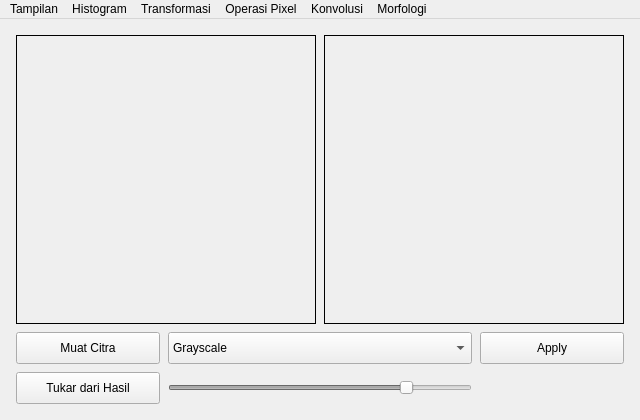
Above: gui.ui from sglkc/pengolahan-citra-digital before the change. Below: the same form after it.
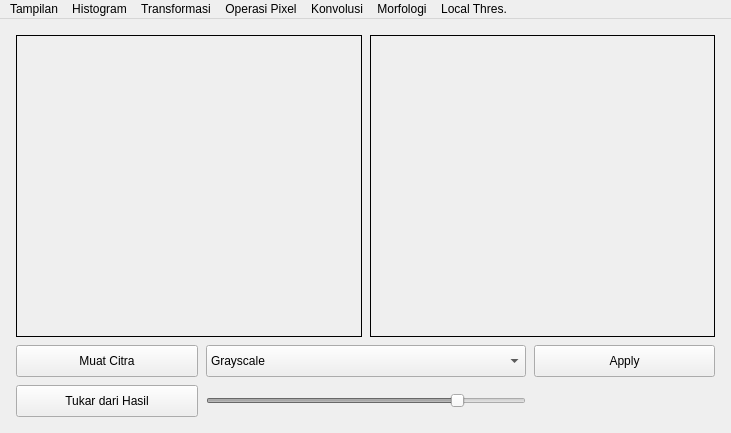
That is the form after the change.

Commit message: feat(H1_H3): selesai H1 local thres

```diff
--- a/gui.ui
+++ b/gui.ui
@@ -7,8 +7,8 @@
    <rect>
     <x>0</x>
     <y>0</y>
-    <width>640</width>
-    <height>420</height>
+    <width>731</width>
+    <height>433</height>
    </rect>
   </property>
   <property name="windowTitle">
@@ -135,7 +135,7 @@
       <item row="0" column="0">
        <widget class="QPushButton" name="loadButton">
         <property name="sizePolicy">
-         <sizepolicy hsizetype="Maximum" vsizetype="Preferred">
+         <sizepolicy hsizetype="Expanding" vsizetype="Preferred">
           <horstretch>1</horstretch>
           <verstretch>0</verstretch>
          </sizepolicy>
@@ -146,6 +146,12 @@
           <height>32</height>
          </size>
         </property>
+        <property name="maximumSize">
+         <size>
+          <width>256</width>
+          <height>16777215</height>
+         </size>
+        </property>
         <property name="text">
          <string>Muat Citra</string>
         </property>
@@ -154,17 +160,23 @@
       <item row="2" column="0">
        <widget class="QPushButton" name="swapButton">
         <property name="sizePolicy">
-         <sizepolicy hsizetype="Maximum" vsizetype="Preferred">
+         <sizepolicy hsizetype="Expanding" vsizetype="Preferred">
           <horstretch>1</horstretch>
           <verstretch>0</verstretch>
          </sizepolicy>
         </property>
         <property name="minimumSize">
          <size>
-          <width>144</width>
+          <width>143</width>
           <height>32</height>
          </size>
         </property>
+        <property name="maximumSize">
+         <size>
+          <width>256</width>
+          <height>16777215</height>
+         </size>
+        </property>
         <property name="text">
          <string>Tukar dari Hasil</string>
         </property>
@@ -173,7 +185,7 @@
       <item row="0" column="2">
        <widget class="QPushButton" name="resultButton">
         <property name="sizePolicy">
-         <sizepolicy hsizetype="Maximum" vsizetype="Preferred">
+         <sizepolicy hsizetype="Expanding" vsizetype="Preferred">
           <horstretch>1</horstretch>
           <verstretch>0</verstretch>
          </sizepolicy>
@@ -184,6 +196,12 @@
           <height>32</height>
          </size>
         </property>
+        <property name="maximumSize">
+         <size>
+          <width>256</width>
+          <height>16777215</height>
+         </size>
+        </property>
         <property name="text">
          <string>Apply</string>
         </property>
@@ -203,6 +221,12 @@
           <height>32</height>
          </size>
         </property>
+        <property name="maximumSize">
+         <size>
+          <width>320</width>
+          <height>16777215</height>
+         </size>
+        </property>
         <item>
          <property name="text">
           <string>Grayscale</string>
@@ -246,6 +270,12 @@
           <verstretch>0</verstretch>
          </sizepolicy>
         </property>
+        <property name="maximumSize">
+         <size>
+          <width>320</width>
+          <height>16777215</height>
+         </size>
+        </property>
         <property name="maximum">
          <number>100</number>
         </property>
@@ -269,7 +299,7 @@
     <rect>
      <x>0</x>
      <y>0</y>
-     <width>640</width>
+     <width>731</width>
      <height>30</height>
     </rect>
    </property>
@@ -362,12 +392,23 @@
     <addaction name="mfOpening"/>
     <addaction name="mfClosing"/>
    </widget>
+   <widget class="QMenu" name="ltMenu">
+    <property name="title">
+     <string>Local Thres.</string>
+    </property>
+    <addaction name="ltBinary"/>
+    <addaction name="ltBinaryInv"/>
+    <addaction name="ltTrunc"/>
+    <addaction name="ltToZero"/>
+    <addaction name="ltToZeroInv"/>
+   </widget>
    <addaction name="tampilanMenu"/>
    <addaction name="hgMenu"/>
    <addaction name="tfMenu"/>
    <addaction name="opMenu"/>
    <addaction name="kvMenu"/>
    <addaction name="mfMenu"/>
+   <addaction name="ltMenu"/>
   </widget>
   <action name="hgGrayscale">
    <property name="text">
```
Left out of the diff: 25 changed lines with no effect on the pictures. The commit also changes 3 other files.
